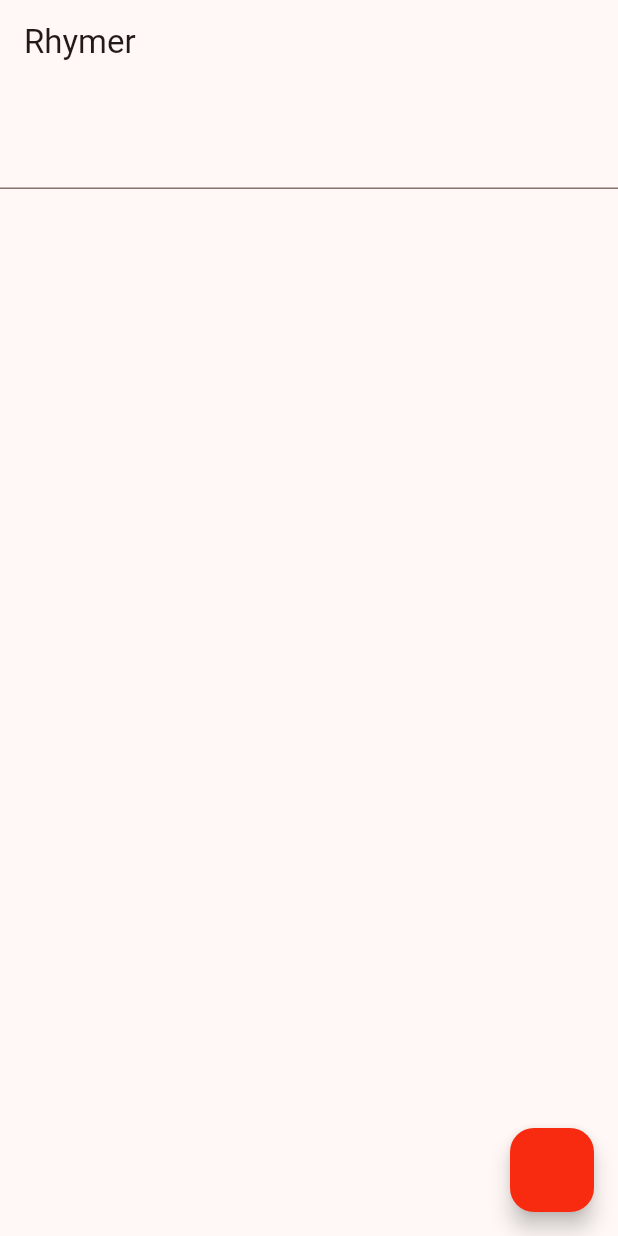
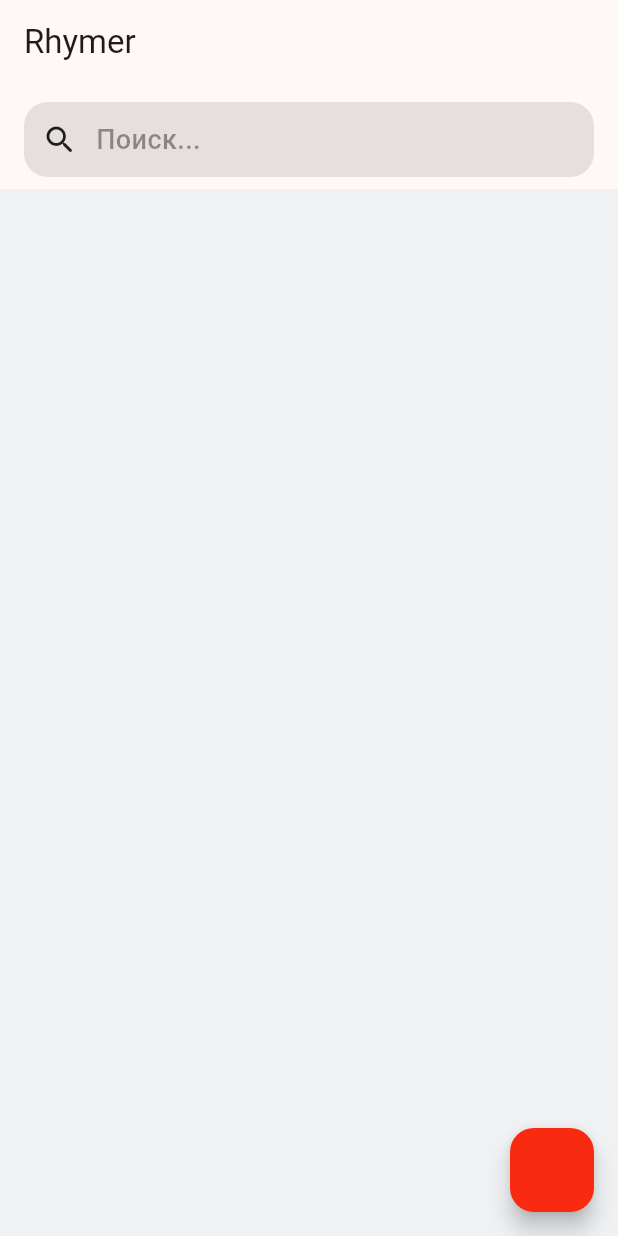
Before and after one commit to MajidiyM/rhymer, a Flutter app: the screen it shows after launch, on a phone screen of 412 x 824 dp. Run offline on Flutter 3.47's test engine with Material 3 defaults, Android fonts, the light colour scheme and no system bars.

Commit message:
[+] SearchButton

```diff
--- a/lib/main.dart
+++ b/lib/main.dart
@@ -14,6 +14,7 @@
       theme: ThemeData(
         primaryColor: primaryColor,
         colorScheme: ColorScheme.fromSeed(seedColor: primaryColor),
+        scaffoldBackgroundColor: Color(0xFFEFF1F3),
         useMaterial3: true,
       ),
       home: HomeScreen(),
@@ -34,13 +35,12 @@
             pinned: true,
             floating: true,
             snap: true,
-            backgroundColor: theme.cardColor,
             elevation: 0,
             surfaceTintColor: Colors.transparent,
             title: Text("Rhymer"),
             bottom: PreferredSize(
-              child: TextFormField(),
               preferredSize: Size.fromHeight(70),
+              child: SearchButton(),
             ),
           ),
         ],
@@ -52,3 +52,35 @@
     );
   }
 }
+
+class SearchButton extends StatelessWidget {
+  const SearchButton({super.key});
+
+  @override
+  Widget build(BuildContext context) {
+    final theme = Theme.of(context);
+    return Container(
+      width: double.infinity,
+      margin: EdgeInsets.symmetric(horizontal: 16).copyWith(bottom: 8),
+      padding: EdgeInsets.all(12),
+      decoration: BoxDecoration(
+        color: theme.hintColor.withOpacity(0.1),
+        borderRadius: BorderRadius.circular(16),
+      ),
+      child: Row(
+        children: [
+          Icon(Icons.search_rounded),
+          SizedBox(width: 12,),
+          Text(
+            "Поиск...",
+            style: TextStyle(
+              fontWeight: FontWeight.w500,
+              fontSize: 18,
+              color: theme.hintColor.withOpacity(0.4),
+            ),
+          ),
+        ],
+      ),
+    );
+  }
+}
```
